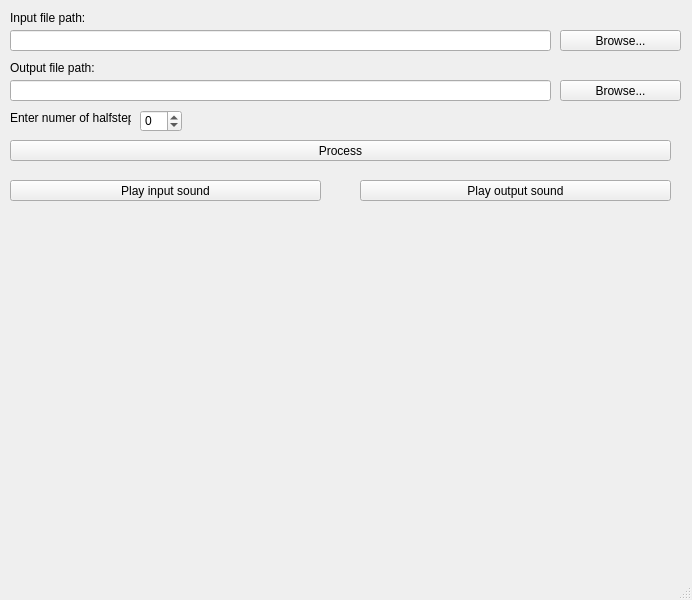
Qt form mainwindow.ui (damibran/Pitch_Shifting) before a commit.
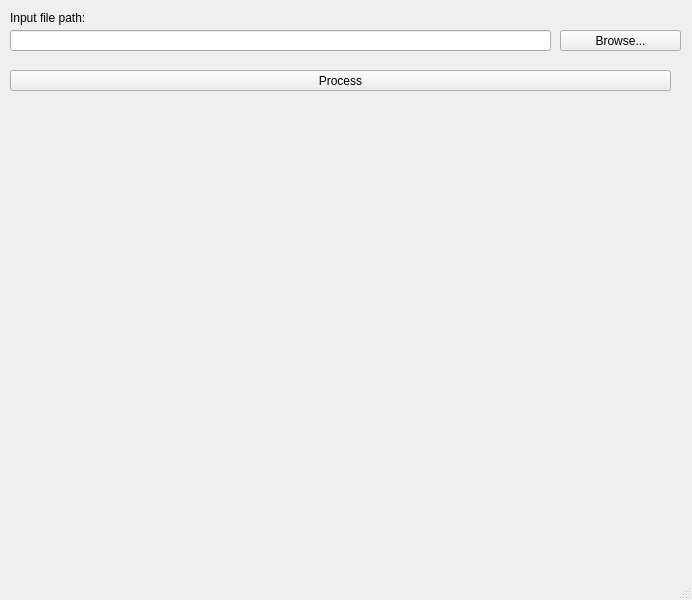
The same form after that commit.

```diff
--- a/mainwindow.ui
+++ b/mainwindow.ui
@@ -37,37 +37,11 @@
      <string>Browse...</string>
     </property>
    </widget>
-   <widget class="QSpinBox" name="halfstepsEnter">
-    <property name="geometry">
-     <rect>
-      <x>140</x>
-      <y>110</y>
-      <width>42</width>
-      <height>22</height>
-     </rect>
-    </property>
-    <property name="minimum">
-     <number>-99</number>
-    </property>
-   </widget>
-   <widget class="QLabel" name="halfstepsLabel">
-    <property name="geometry">
-     <rect>
-      <x>10</x>
-      <y>110</y>
-      <width>121</width>
-      <height>16</height>
-     </rect>
-    </property>
-    <property name="text">
-     <string>Enter numer of halfsteps</string>
-    </property>
-   </widget>
    <widget class="QPushButton" name="processButton">
     <property name="geometry">
      <rect>
       <x>10</x>
-      <y>140</y>
+      <y>70</y>
       <width>661</width>
       <height>21</height>
      </rect>
@@ -76,29 +50,6 @@
      <string>Process</string>
     </property>
    </widget>
-   <widget class="QPushButton" name="outputBrowseButton">
-    <property name="geometry">
-     <rect>
-      <x>560</x>
-      <y>80</y>
-      <width>121</width>
-      <height>21</height>
-     </rect>
-    </property>
-    <property name="text">
-     <string>Browse...</string>
-    </property>
-   </widget>
-   <widget class="QLineEdit" name="outputPathLineEdit">
-    <property name="geometry">
-     <rect>
-      <x>10</x>
-      <y>80</y>
-      <width>541</width>
-      <height>21</height>
-     </rect>
-    </property>
-   </widget>
    <widget class="QLabel" name="inputLabel">
     <property name="geometry">
      <rect>
@@ -112,45 +63,6 @@
      <string>Input file path:</string>
     </property>
    </widget>
-   <widget class="QLabel" name="outputLabel">
-    <property name="geometry">
-     <rect>
-      <x>10</x>
-      <y>60</y>
-      <width>91</width>
-      <height>16</height>
-     </rect>
-    </property>
-    <property name="text">
-     <string>Output file path:</string>
-    </property>
-   </widget>
-   <widget class="QPushButton" name="inputPlayButton">
-    <property name="geometry">
-     <rect>
-      <x>10</x>
-      <y>180</y>
-      <width>311</width>
-      <height>21</height>
-     </rect>
-    </property>
-    <property name="text">
-     <string>Play input sound</string>
-    </property>
-   </widget>
-   <widget class="QPushButton" name="outputPlayButton">
-    <property name="geometry">
-     <rect>
-      <x>360</x>
-      <y>180</y>
-      <width>311</width>
-      <height>21</height>
-     </rect>
-    </property>
-    <property name="text">
-     <string>Play output sound</string>
-    </property>
-   </widget>
   </widget>
   <widget class="QMenuBar" name="menubar">
    <property name="geometry">
```
